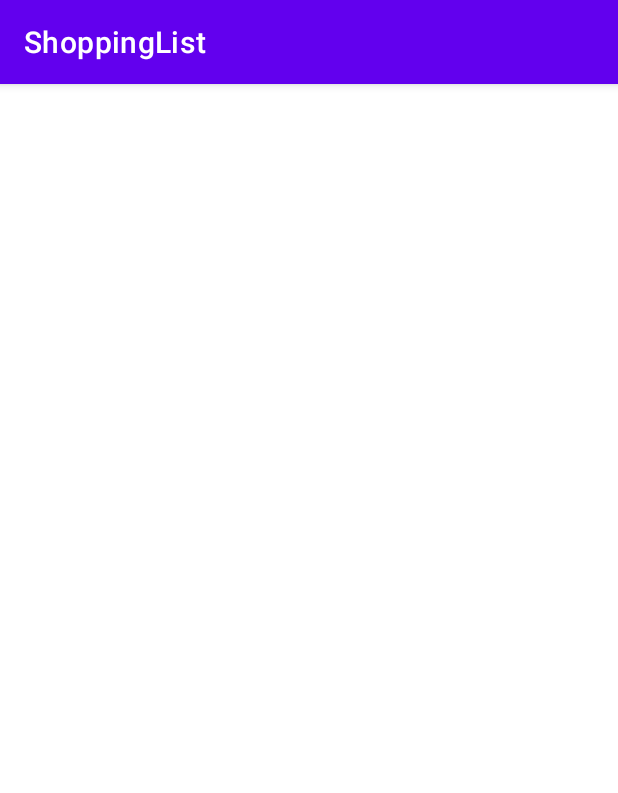
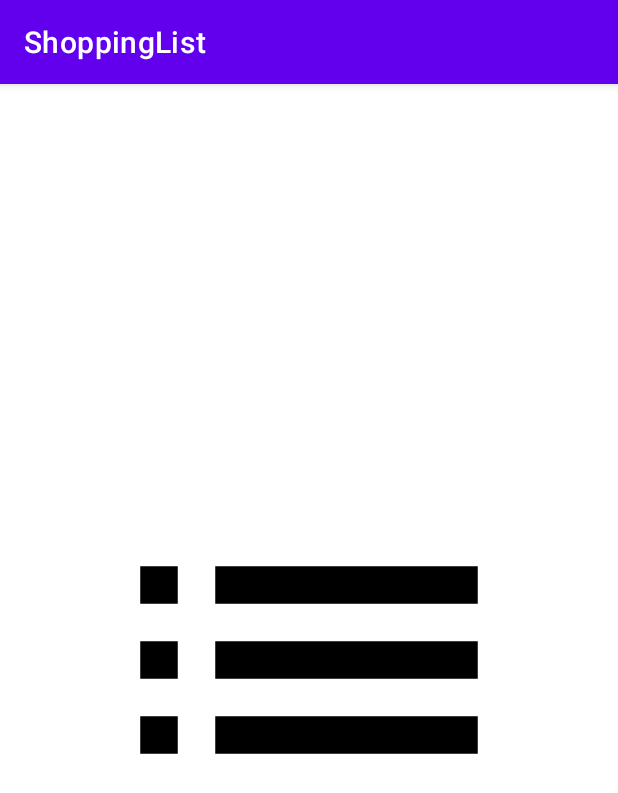
Before and after one commit to 96hckim/android-java, an Android app: the SplashActivity screen opened directly, with no data from a screen before it, on a phone screen of 412 x 824 dp. Shown: the top 793 px of the screen. Run offline under Robolectric (Android 15) with nearby library versions, the phone set to English and light mode, and no system bars.

Commit message:
[Add] UI

```diff
--- /dev/null
+++ b/projects/ShoppingList/app/src/main/res/drawable/ic_add_circle.xml
@@ -0,0 +1,4 @@
+<vector android:height="60dp" android:viewportHeight="24"
+    android:viewportWidth="24" android:width="60dp" xmlns:android="http://schemas.android.com/apk/res/android">
+    <path android:fillColor="#000000" android:pathData="M12,2C6.48,2 2,6.48 2,12s4.48,10 10,10 10,-4.48 10,-10S17.52,2 12,2zM17,13h-4v4h-2v-4L7,13v-2h4L11,7h2v4h4v2z"/>
+</vector>
--- /dev/null
+++ b/projects/ShoppingList/app/src/main/res/drawable/ic_list.xml
@@ -0,0 +1,4 @@
+<vector android:height="300dp" android:viewportHeight="24"
+    android:viewportWidth="24" android:width="300dp" xmlns:android="http://schemas.android.com/apk/res/android">
+    <path android:fillColor="#000000" android:pathData="M3,13h2v-2L3,11v2zM3,17h2v-2L3,15v2zM3,9h2L5,7L3,7v2zM7,13h14v-2L7,11v2zM7,17h14v-2L7,15v2zM7,7v2h14L21,7L7,7z"/>
+</vector>
--- a/projects/ShoppingList/app/src/main/res/layout/activity_splash.xml
+++ b/projects/ShoppingList/app/src/main/res/layout/activity_splash.xml
@@ -6,4 +6,13 @@
     android:layout_height="match_parent"
     tools:context=".SplashActivity">
 
+    <ImageView
+        android:layout_width="wrap_content"
+        android:layout_height="wrap_content"
+        android:src="@drawable/ic_list"
+        app:layout_constraintBottom_toBottomOf="parent"
+        app:layout_constraintEnd_toEndOf="parent"
+        app:layout_constraintStart_toStartOf="parent"
+        app:layout_constraintTop_toTopOf="parent" />
+
 </androidx.constraintlayout.widget.ConstraintLayout>
```
Also changed, not shown: projects/ShoppingList/app/src/main/res/layout/activity_main.xml (+24 -3 lines).
